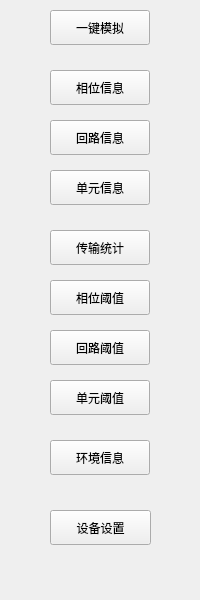
Old version of the form IDC_TestSystem/ZPDU/z_toolbox/z_simulationtoolwid.ui in the repository ChinaClever/IDC_TestSystem.
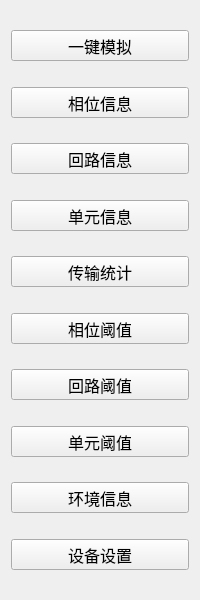
New version of the form.

The edit to the form file:
```diff
--- a/IDC_TestSystem/ZPDU/z_toolbox/z_simulationtoolwid.ui
+++ b/IDC_TestSystem/ZPDU/z_toolbox/z_simulationtoolwid.ui
@@ -10,139 +10,290 @@
     <height>600</height>
    </rect>
   </property>
+  <property name="font">
+   <font>
+    <family>微软雅黑</family>
+    <pointsize>12</pointsize>
+   </font>
+  </property>
   <property name="windowTitle">
    <string>Form</string>
   </property>
-  <widget class="QPushButton" name="outputBtn">
-   <property name="geometry">
-    <rect>
-     <x>50</x>
-     <y>170</y>
-     <width>100</width>
-     <height>35</height>
-    </rect>
-   </property>
-   <property name="text">
-    <string>单元信息</string>
-   </property>
-  </widget>
-  <widget class="QPushButton" name="envBtn">
-   <property name="geometry">
-    <rect>
-     <x>50</x>
-     <y>440</y>
-     <width>100</width>
-     <height>35</height>
-    </rect>
-   </property>
-   <property name="text">
-    <string>环境信息</string>
-   </property>
-  </widget>
-  <widget class="QPushButton" name="transBtn">
-   <property name="geometry">
-    <rect>
-     <x>50</x>
-     <y>230</y>
-     <width>100</width>
-     <height>35</height>
-    </rect>
-   </property>
-   <property name="text">
-    <string>传输统计</string>
-   </property>
-  </widget>
-  <widget class="QPushButton" name="devBtn">
-   <property name="geometry">
-    <rect>
-     <x>50</x>
-     <y>70</y>
-     <width>100</width>
-     <height>35</height>
-    </rect>
-   </property>
-   <property name="text">
-    <string>相位信息</string>
-   </property>
-  </widget>
-  <widget class="QPushButton" name="mnTestBtn">
-   <property name="geometry">
-    <rect>
-     <x>50</x>
-     <y>10</y>
-     <width>100</width>
-     <height>35</height>
-    </rect>
-   </property>
-   <property name="text">
-    <string>一键模拟</string>
-   </property>
-  </widget>
-  <widget class="QPushButton" name="outputThresholdBtn">
-   <property name="geometry">
-    <rect>
-     <x>50</x>
-     <y>380</y>
-     <width>100</width>
-     <height>35</height>
-    </rect>
-   </property>
-   <property name="text">
-    <string>单元阈值</string>
-   </property>
-  </widget>
-  <widget class="QPushButton" name="thresholdBtn">
-   <property name="geometry">
-    <rect>
-     <x>50</x>
-     <y>280</y>
-     <width>100</width>
-     <height>35</height>
-    </rect>
-   </property>
-   <property name="text">
-    <string>相位阈值</string>
-   </property>
-  </widget>
-  <widget class="QPushButton" name="settingBtn">
-   <property name="geometry">
-    <rect>
-     <x>50</x>
-     <y>510</y>
-     <width>101</width>
-     <height>35</height>
-    </rect>
-   </property>
-   <property name="text">
-    <string>设备设置</string>
-   </property>
-  </widget>
-  <widget class="QPushButton" name="loopBtn">
-   <property name="geometry">
-    <rect>
-     <x>50</x>
-     <y>120</y>
-     <width>100</width>
-     <height>35</height>
-    </rect>
-   </property>
-   <property name="text">
-    <string>回路信息</string>
-   </property>
-  </widget>
-  <widget class="QPushButton" name="loopThresholdBtn">
-   <property name="geometry">
-    <rect>
-     <x>50</x>
-     <y>330</y>
-     <width>100</width>
-     <height>35</height>
-    </rect>
-   </property>
-   <property name="text">
-    <string>回路阈值</string>
-   </property>
-  </widget>
+  <layout class="QVBoxLayout" name="verticalLayout">
+   <item>
+    <spacer name="verticalSpacer">
+     <property name="orientation">
+      <enum>Qt::Vertical</enum>
+     </property>
+     <property name="sizeHint" stdset="0">
+      <size>
+       <width>20</width>
+       <height>40</height>
+      </size>
+     </property>
+    </spacer>
+   </item>
+   <item>
+    <widget class="QPushButton" name="mnTestBtn">
+     <property name="minimumSize">
+      <size>
+       <width>0</width>
+       <height>31</height>
+      </size>
+     </property>
+     <property name="text">
+      <string>一键模拟</string>
+     </property>
+    </widget>
+   </item>
+   <item>
+    <spacer name="verticalSpacer_2">
+     <property name="orientation">
+      <enum>Qt::Vertical</enum>
+     </property>
+     <property name="sizeHint" stdset="0">
+      <size>
+       <width>20</width>
+       <height>40</height>
+      </size>
+     </property>
+    </spacer>
+   </item>
+   <item>
+    <widget class="QPushButton" name="devBtn">
+     <property name="minimumSize">
+      <size>
+       <width>0</width>
+       <height>31</height>
+      </size>
+     </property>
+     <property name="text">
+      <string>相位信息</string>
+     </property>
+    </widget>
+   </item>
+   <item>
+    <spacer name="verticalSpacer_3">
+     <property name="orientation">
+      <enum>Qt::Vertical</enum>
+     </property>
+     <property name="sizeHint" stdset="0">
+      <size>
+       <width>20</width>
+       <height>40</height>
+      </size>
+     </property>
+    </spacer>
+   </item>
+   <item>
+    <widget class="QPushButton" name="loopBtn">
+     <property name="minimumSize">
+      <size>
+       <width>0</width>
+       <height>31</height>
+      </size>
+     </property>
+     <property name="text">
+      <string>回路信息</string>
+     </property>
+    </widget>
+   </item>
+   <item>
+    <spacer name="verticalSpacer_4">
+     <property name="orientation">
+      <enum>Qt::Vertical</enum>
+     </property>
+     <property name="sizeHint" stdset="0">
+      <size>
+       <width>20</width>
+       <height>40</height>
+      </size>
+     </property>
+    </spacer>
+   </item>
+   <item>
+    <widget class="QPushButton" name="outputBtn">
+     <property name="minimumSize">
+      <size>
+       <width>0</width>
+       <height>31</height>
+      </size>
+     </property>
+     <property name="text">
+      <string>单元信息</string>
+     </property>
+    </widget>
+   </item>
+   <item>
+    <spacer name="verticalSpacer_5">
+     <property name="orientation">
+      <enum>Qt::Vertical</enum>
+     </property>
+     <property name="sizeHint" stdset="0">
+      <size>
+       <width>20</width>
+       <height>40</height>
+      </size>
+     </property>
+    </spacer>
+   </item>
+   <item>
+    <widget class="QPushButton" name="transBtn">
+     <property name="minimumSize">
+      <size>
+       <width>0</width>
+       <height>31</height>
+      </size>
+     </property>
+     <property name="text">
+      <string>传输统计</string>
+     </property>
+    </widget>
+   </item>
+   <item>
+    <spacer name="verticalSpacer_6">
+     <property name="orientation">
+      <enum>Qt::Vertical</enum>
+     </property>
+     <property name="sizeHint" stdset="0">
+      <size>
+       <width>20</width>
+       <height>40</height>
+      </size>
+     </property>
+    </spacer>
+   </item>
+   <item>
+    <widget class="QPushButton" name="thresholdBtn">
+     <property name="minimumSize">
+      <size>
+       <width>0</width>
+       <height>31</height>
+      </size>
+     </property>
+     <property name="text">
+      <string>相位阈值</string>
+     </property>
+    </widget>
+   </item>
+   <item>
+    <spacer name="verticalSpacer_7">
+     <property name="orientation">
+      <enum>Qt::Vertical</enum>
+     </property>
+     <property name="sizeHint" stdset="0">
+      <size>
+       <width>20</width>
+       <height>40</height>
+      </size>
+     </property>
+    </spacer>
+   </item>
+   <item>
+    <widget class="QPushButton" name="loopThresholdBtn">
+     <property name="minimumSize">
+      <size>
+       <width>0</width>
+       <height>31</height>
+      </size>
+     </property>
+     <property name="text">
+      <string>回路阈值</string>
+     </property>
+    </widget>
+   </item>
+   <item>
+    <spacer name="verticalSpacer_8">
+     <property name="orientation">
+      <enum>Qt::Vertical</enum>
+     </property>
+     <property name="sizeHint" stdset="0">
+      <size>
+       <width>20</width>
+       <height>40</height>
+      </size>
+     </property>
+    </spacer>
+   </item>
+   <item>
+    <widget class="QPushButton" name="outputThresholdBtn">
+     <property name="minimumSize">
+      <size>
+       <width>0</width>
+       <height>31</height>
+      </size>
+     </property>
+     <property name="text">
+      <string>单元阈值</string>
+     </property>
+    </widget>
+   </item>
+   <item>
+    <spacer name="verticalSpacer_9">
+     <property name="orientation">
+      <enum>Qt::Vertical</enum>
+     </property>
+     <property name="sizeHint" stdset="0">
+      <size>
+       <width>20</width>
+       <height>40</height>
+      </size>
+     </property>
+    </spacer>
+   </item>
+   <item>
+    <widget class="QPushButton" name="envBtn">
+     <property name="minimumSize">
+      <size>
+       <width>0</width>
+       <height>31</height>
+      </size>
+     </property>
+     <property name="text">
+      <string>环境信息</string>
+     </property>
+    </widget>
+   </item>
+   <item>
+    <spacer name="verticalSpacer_10">
+     <property name="orientation">
+      <enum>Qt::Vertical</enum>
+     </property>
+     <property name="sizeHint" stdset="0">
+      <size>
+       <width>20</width>
+       <height>40</height>
+      </size>
+     </property>
+    </spacer>
+   </item>
+   <item>
+    <widget class="QPushButton" name="settingBtn">
+     <property name="minimumSize">
+      <size>
+       <width>0</width>
+       <height>31</height>
+      </size>
+     </property>
+     <property name="text">
+      <string>设备设置</string>
+     </property>
+    </widget>
+   </item>
+   <item>
+    <spacer name="verticalSpacer_11">
+     <property name="orientation">
+      <enum>Qt::Vertical</enum>
+     </property>
+     <property name="sizeHint" stdset="0">
+      <size>
+       <width>20</width>
+       <height>40</height>
+      </size>
+     </property>
+    </spacer>
+   </item>
+  </layout>
  </widget>
  <resources/>
  <connections/>
```
